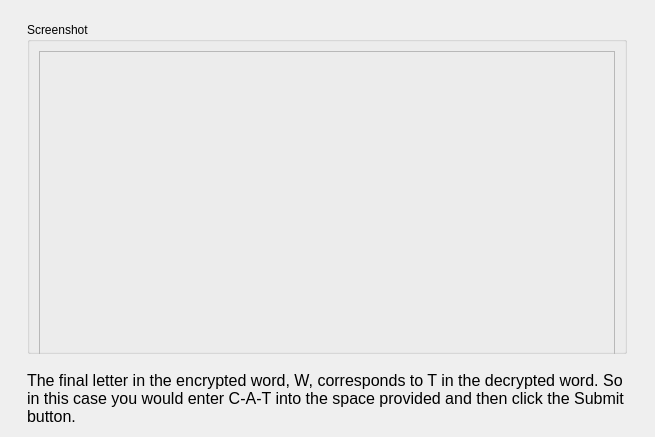
Qt form MarketSimulation/instructionscreen7.ui (dwattttt/marketsim) before a commit.
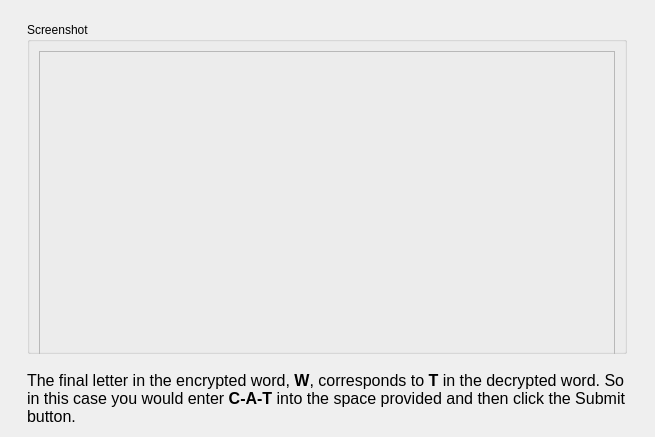
The same form after that commit.

The edit to the form file:
```diff
--- a/MarketSimulation/instructionscreen7.ui
+++ b/MarketSimulation/instructionscreen7.ui
@@ -117,7 +117,7 @@
 &lt;html&gt;&lt;head&gt;&lt;meta name=&quot;qrichtext&quot; content=&quot;1&quot; /&gt;&lt;style type=&quot;text/css&quot;&gt;
 p, li { white-space: pre-wrap; }
 &lt;/style&gt;&lt;/head&gt;&lt;body style=&quot; font-family:'MS Shell Dlg 2'; font-size:12pt; font-weight:400; font-style:normal;&quot;&gt;
-&lt;p style=&quot; margin-top:12px; margin-bottom:12px; margin-left:0px; margin-right:0px; -qt-block-indent:0; text-indent:0px;&quot;&gt;The final letter in the encrypted word, W, corresponds to T in the decrypted word. So in this case you would enter C-A-T into the space provided and then click the Submit button.&lt;/p&gt;&lt;/body&gt;&lt;/html&gt;</string>
+&lt;p style=&quot; margin-top:12px; margin-bottom:12px; margin-left:0px; margin-right:0px; -qt-block-indent:0; text-indent:0px;&quot;&gt;The final letter in the encrypted word, &lt;span style=&quot; font-weight:600;&quot;&gt;W&lt;/span&gt;, corresponds to &lt;span style=&quot; font-weight:600;&quot;&gt;T&lt;/span&gt; in the decrypted word. So in this case you would enter &lt;span style=&quot; font-weight:600;&quot;&gt;C-A-T&lt;/span&gt; into the space provided and then click the Submit button.&lt;/p&gt;&lt;/body&gt;&lt;/html&gt;</string>
        </property>
        <property name="wordWrap">
         <bool>true</bool>
```
